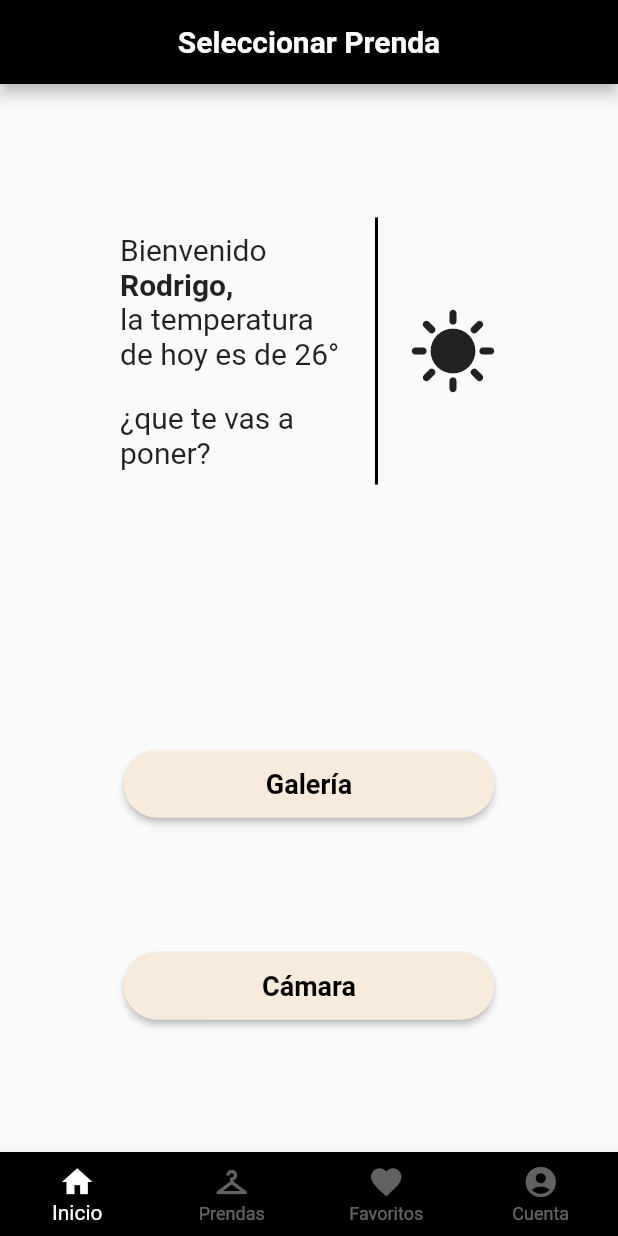
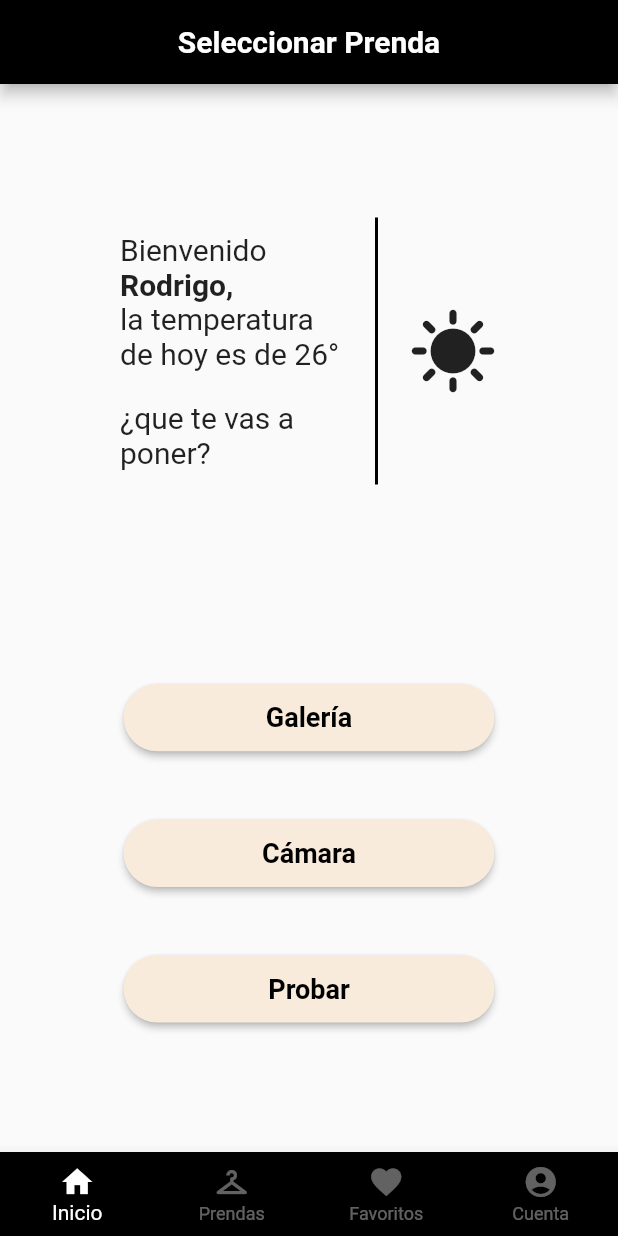
Before and after one commit to RodriCalle/FashionApp, a Flutter app: the screen it shows after launch, after a tap on "Galería", on a phone screen of 412 x 824 dp. Run offline on Flutter 3.47's test engine with Material 2 defaults, Android fonts, the phone set to English and light mode, and no system bars; our stand-ins replace cloud_firestore, firebase_auth, firebase_core, image_picker, shared_preferences; missing offline and left inert: tflite_flutter; accounts and stored records are empty; network calls fail.

```diff
--- a/lib/views/HomePage.dart
+++ b/lib/views/HomePage.dart
@@ -4,6 +4,8 @@ import 'package:demo_fashion_app/views/ClothImagePage.dart';
 import 'package:flutter/material.dart';
 import 'package:flutter/services.dart';
 import 'package:image_picker/image_picker.dart';
+
+import 'package:tflite_flutter/tflite_flutter.dart';
 
 class HomePage extends StatefulWidget {
   final ValueChanged<int> onSubStepChanged;
@@ -15,13 +17,15 @@ class HomePage extends StatefulWidget {
 }
 
 class _HomePageState extends State<HomePage> {
-  File? image;
+  File? _image;
+
+  File? _image_2;
   String nombre = "Rodrigo";
 
   @override
   void initState() {
     super.initState();
-    image = null;
+    _image = null;
   }
 
   Future pickImageFromGallery() async {
@@ -29,7 +33,7 @@ class _HomePageState extends State<HomePage> {
       final image = await ImagePicker().pickImage(source: ImageSource.gallery);
       if (image == null) return;
       final imageTemp = File(image.path);
-      setState(() => this.image = imageTemp);
+      setState(() => _image = imageTemp);
     } on PlatformException catch (e) {
       print('Failed to pick image: $e');
     }
@@ -40,12 +44,31 @@ class _HomePageState extends State<HomePage> {
       final image = await ImagePicker().pickImage(source: ImageSource.camera);
       if (image == null) return;
       final imageTemp = File(image.path);
-      setState(() => this.image = imageTemp);
+      setState(() => _image = imageTemp);
     } on PlatformException catch (e) {
       print('Failed to pick image: $e');
     }
     widget.onSubStepChanged(1);
   }
+
+  //---------------------------------------
+  void improveImage() {
+    final model = Interpreter.fromAsset('model.tflite');
+
+// Carga la imagen
+    final image = Image.file(_image!);
+
+// Crea un tensor para la imagen
+//     final inputTensor = ImageTe.fromImage(image);
+
+// // Aplica los filtros
+//     final outputTensor = model.run(inputTensor);
+
+// // Obtiene la imagen procesada
+//     final processedImage = outputTensor.toImage();
+  }
+
+  //---------------------------------------
 
   @override
   Widget build(BuildContext context) {
@@ -167,6 +190,49 @@ class _HomePageState extends State<HomePage> {
                           pickImageFromCamera();
                         }),
                   ),
+                  Container(
+                    width: bodyWidth * 0.6,
+                    child: MaterialButton(
+                        color: Color.fromRGBO(249, 235, 219, 1),
+                        shape: RoundedRectangleBorder(
+                            borderRadius: BorderRadius.circular(30),
+                            side: BorderSide.none),
+                        child: const Padding(
+                          padding: const EdgeInsets.all(12.0),
+                          child: Text("Probar",
+                              style: TextStyle(
+                                  color: Colors.black,
+                                  fontWeight: FontWeight.bold,
+                                  fontSize: 18)),
+                        ),
+                        onPressed: () {
+                          improveImage();
+                        }),
+                  ),
+
+                  //------------------------------------
+
+                  Row(
+                    mainAxisAlignment: MainAxisAlignment.center,
+                    children: [
+                      if (_image != null)
+                        Image.file(
+                          _image!,
+                          height: 140,
+                        ),
+                      const SizedBox(
+                        width: 20,
+                      ),
+                      if (_image != null)
+                        Image.file(
+                          _image!,
+                          height: 140,
+                        ),
+                    ],
+                  )
+
+                  // -----------------------------------
+
                   /*Container(
                     child: image == null
                         ? const Text('No image selected.')
--- a/pubspec.yaml
+++ b/pubspec.yaml
@@ -41,6 +41,7 @@ dependencies:
   firebase_core: ^2.15.1
   shared_preferences: ^2.2.0
   flutter_staggered_grid_view: ^0.7.0
+  tflite_flutter: ^0.10.1
 
 dev_dependencies:
   flutter_test:
```
Also changed, not shown: pubspec.lock.
